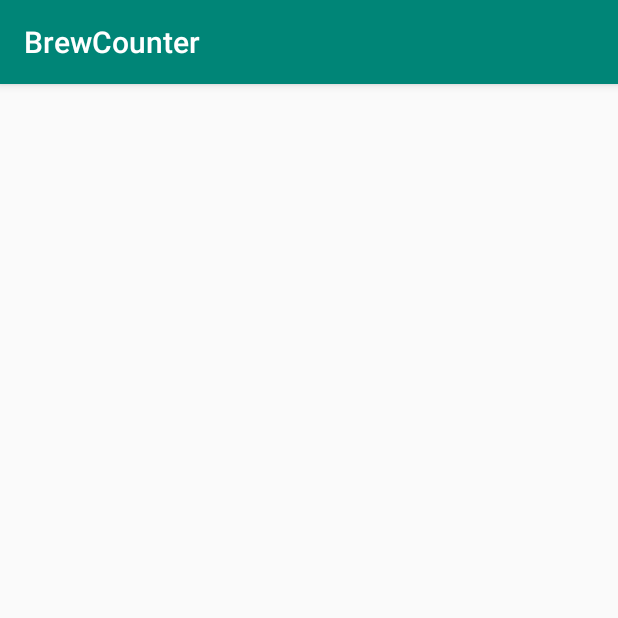
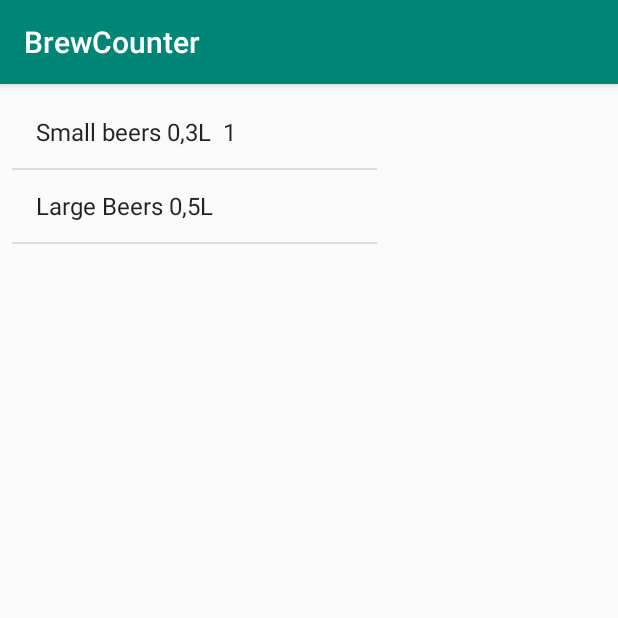
Before and after one commit to AhoiJ/BrewCounter, an Android app: the TotalMode screen opened directly, with no data from a screen before it, on a phone screen of 412 x 824 dp, the top half of it. Run offline under Robolectric (Android 15) with nearby library versions, the phone set to English and light mode, and no system bars.

Commit message:
TotalMode save and load for beers working

```diff
--- a/app/src/main/java/com/example/brewcounter/Drinks.kt
+++ /dev/null
@@ -1,7 +0,0 @@
-package com.example.brewcounter
-
-import android.app.Application
-
-data class Drinks(var smallBeer : Int, var largeBeer : Int) {
-
-}
--- a/app/src/main/java/com/example/brewcounter/SessionMode.kt
+++ b/app/src/main/java/com/example/brewcounter/SessionMode.kt
@@ -29,6 +29,7 @@ class SessionMode : AppCompatActivity() {
     }
 
     fun loadSessionData(): sessions {
+
         var id = getLatestId() // gets latest id in list
         val sharedPreference = getSharedPreferences("SessionData", Context.MODE_PRIVATE)
         var gson = Gson() // initialize gson for gson.fromJson
--- a/app/src/main/java/com/example/brewcounter/TotalMode.kt
+++ b/app/src/main/java/com/example/brewcounter/TotalMode.kt
@@ -1,69 +1,59 @@
 package com.example.brewcounter
 
+import android.content.Context
 import android.support.v7.app.AppCompatActivity
 import android.os.Bundle
 import android.support.v7.widget.GridLayoutManager
 import android.support.v7.widget.LinearLayoutManager
+import android.widget.ArrayAdapter
+import android.widget.ListView
 import com.example.brewcounter.R
+import com.google.gson.Gson
 import kotlinx.android.synthetic.main.activity_main.*
 
 class TotalMode : AppCompatActivity() {
-/*
-    // Initializing an empty ArrayList to be filled with animals
-    val animals: ArrayList<String> = ArrayList()
+
+    private lateinit var listView: ListView
+
+    var smallBeer: Int = 0
+    var largeBeer: Int = 0
 
     override fun onCreate(savedInstanceState: Bundle?) {
         super.onCreate(savedInstanceState)
-        setContentView(R.layout.activity_main)
+        setContentView(R.layout.activity_total_mode)
 
-        // Loads drinks into the ArrayList
-        addDrinks()
+        loadDrinks()
 
-        // Creates a vertical Layout Manager
-        rv_drink_list.layoutManager = LinearLayoutManager(this)
+        listView = findViewById<ListView>(R.id.totalDrinkList)
 
-        // You can use GridLayoutManager if you want multiple columns. Enter the number of columns as a parameter.
-//        rv_animal_list.layoutManager = GridLayoutManager(this, 2)
 
-        // Access the RecyclerView Adapter and load the data into it
-        rv_drink_list.adapter = drinkAdapter(animals, this)
+
+        val listItems = arrayOf<String>("Small beers 0,3L  " + smallBeer, "Large Beers 0,5L")
+
+
+        val adapter = ArrayAdapter(this, android.R.layout.simple_list_item_1, listItems)
+        listView.adapter = adapter
+        smallBeer++
+        saveDrinks(smallBeer, largeBeer)
+
 
     }
 
-    // Adds animals to the empty animals ArrayList
-    fun addAnimals() {
-        animals.add("dog")
-        animals.add("cat")
-        animals.add("owl")
-        animals.add("cheetah")
-        animals.add("raccoon")
-        animals.add("bird")
-        animals.add("snake")
-        animals.add("lizard")
-        animals.add("hamster")
-        animals.add("bear")
-        animals.add("lion")
-        animals.add("tiger")
-        animals.add("horse")
-        animals.add("frog")
-        animals.add("fish")
-        animals.add("shark")
-        animals.add("turtle")
-        animals.add("elephant")
-        animals.add("cow")
-        animals.add("beaver")
-        animals.add("bison")
-        animals.add("porcupine")
-        animals.add("rat")
-        animals.add("mouse")
-        animals.add("goose")
-        animals.add("deer")
-        animals.add("fox")
-        animals.add("moose")
-        animals.add("buffalo")
-        animals.add("monkey")
-        animals.add("penguin")
-        animals.add("parrot")
+
+    fun loadDrinks(){
+        val sharPref = getSharedPreferences("DrinksData", Context.MODE_PRIVATE)
+
+        smallBeer = sharPref.getInt("smallBeers", smallBeer)
+        largeBeer = sharPref.getInt("largeBeers", largeBeer)
     }
-*/
+
+    fun saveDrinks(sB: Int, lB : Int){
+        val sharPref = getSharedPreferences("DrinksData", 0)
+        var editor = sharPref.edit()
+
+        editor.putInt("smallBeers", sB)
+        editor.putInt("largeBeers", lB)
+        editor.apply()
+    }
+
 }
--- a/app/src/main/res/layout/activity_total_mode.xml
+++ b/app/src/main/res/layout/activity_total_mode.xml
@@ -1,18 +1,20 @@
 <?xml version="1.0" encoding="utf-8"?>
 <android.support.constraint.ConstraintLayout
         xmlns:android="http://schemas.android.com/apk/res/android"
-        xmlns:tools="http://schemas.android.com/tools"
+        xmlns:app="http://schemas.android.com/apk/res-auto" xmlns:tools="http://schemas.android.com/tools"
         android:layout_width="match_parent"
         android:layout_height="match_parent"
         tools:context=".TotalMode">
 
-    <android.support.v7.widget.RecyclerView
 
-            android:id="@+id/rv_drink_type"
-            android:layout_width="match_parent"
-            android:layout_height="match_parent"/>
-
-
+    <ListView
+            android:layout_width="243dp"
+            android:id="@+id/totalDrinkList"
+            android:layout_height="729dp" app:layout_constraintTop_toTopOf="parent"
+            android:layout_marginTop="8dp"
+            app:layout_constraintStart_toStartOf="parent"
+            android:layout_marginLeft="8dp"
+            android:layout_marginStart="8dp"/>
 
 
 </android.support.constraint.ConstraintLayout>
```
